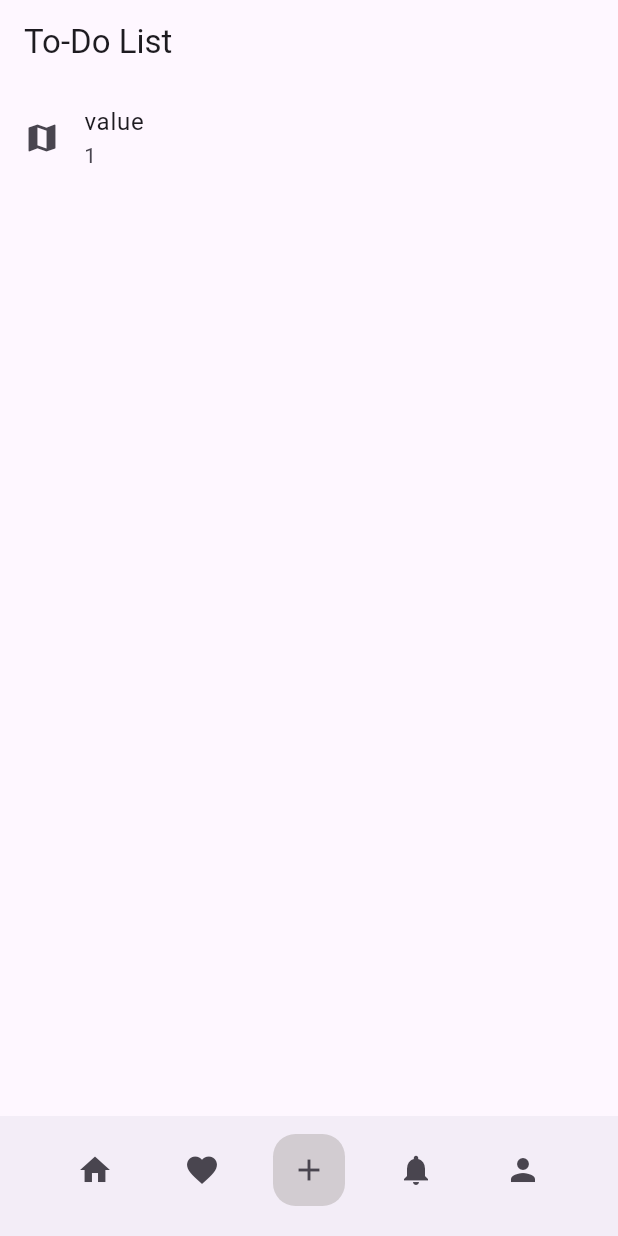
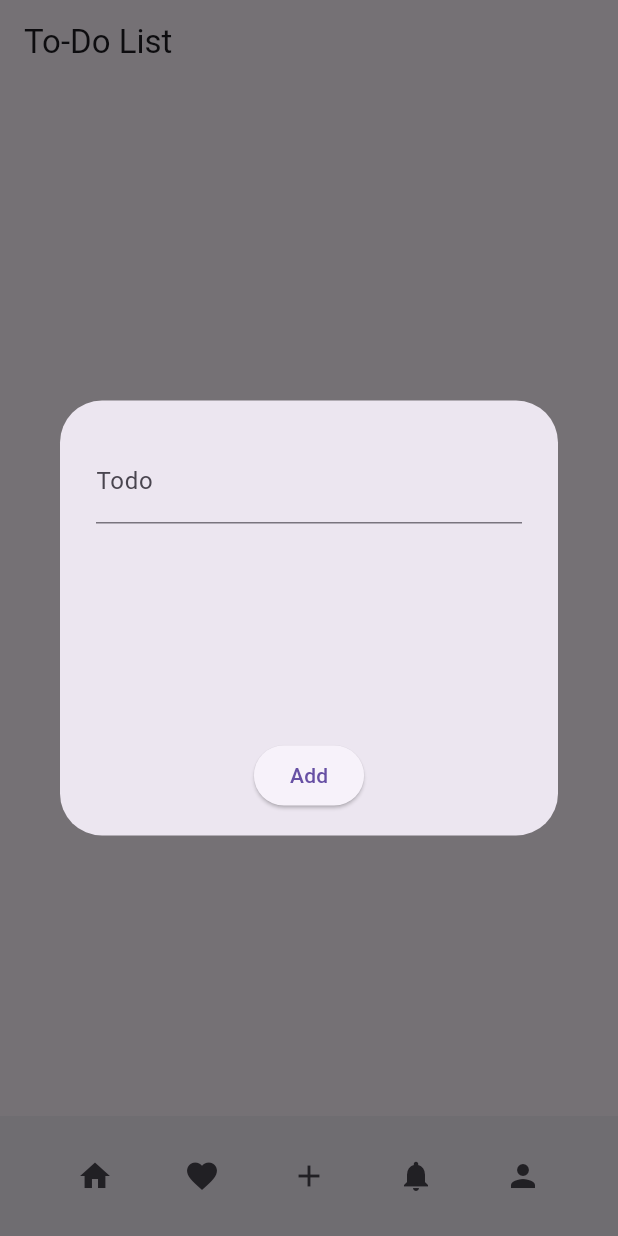
Before and after one commit to cemkesici/todolist, a Flutter app: the screen it shows after launch, item 3 of the bottom bar chosen, on a phone screen of 412 x 824 dp. Run offline on Flutter 3.47's test engine with Material 3 defaults, Android fonts, the phone set to English and light mode, and no system bars; our stand-ins replace fluttertoast.

Commit message:
Add page is done

```diff
--- a/lib/main.dart
+++ b/lib/main.dart
@@ -1,7 +1,21 @@
 import 'package:flutter/material.dart';
+import 'package:todolist/todoadd_page.dart';
 
 void main() {
-  runApp(const MainApp());
+  runApp(const MyApp());
+}
+
+class MyApp extends StatelessWidget {
+  const MyApp({super.key});
+
+  @override
+  Widget build(BuildContext context) {
+    return const MaterialApp(
+      debugShowCheckedModeBanner: false,
+      title: 'Flutter Demo',
+      home: MainApp(),
+    );
+  }
 }
 
 class MainApp extends StatefulWidget {
@@ -14,14 +28,9 @@ class MainApp extends StatefulWidget {
 class _MainAppState extends State<MainApp> {
   List<String> items = [];
 
-  MainApp myApp = const MainApp();
-
   @override
   Widget build(BuildContext context) {
-    return MaterialApp(
-      debugShowCheckedModeBanner: false,
-      title: 'To-Do List',
-      home: Scaffold(
+    return Scaffold(
       appBar: AppBar(
         title: const Text('To-Do List'),
       ),
@@ -36,11 +45,9 @@ class _MainAppState extends State<MainApp> {
         },
       ),
       bottomNavigationBar: BottomAppBar(
-          child: Stack(
-            children: [
-              Row(
+        child: Row(
           mainAxisAlignment: MainAxisAlignment.spaceEvenly,
-                children: [
+          children: <Widget>[
             IconButton(
               icon: const Icon(Icons.home),
               onPressed: () {},
@@ -49,19 +56,25 @@ class _MainAppState extends State<MainApp> {
               icon: const Icon(Icons.favorite),
               onPressed: () {},
             ),
-                  Container(
-                    decoration: const BoxDecoration(
-                      color: Color.fromARGB(57, 94, 89, 76),
-                      borderRadius: BorderRadius.all(Radius.circular(15)),
+            IconButton(
+              icon: const Icon(Icons.add),
+              onPressed: () async {
+                final result = await showDialog<String>(
+                  context: context,
+                  builder: (BuildContext context) => const AlertDialog(
+                    content: SizedBox(
+                      width: 450,
+                      height: 250,
+                      child: TodoPage(),
                     ),
-                    child: IconButton(
-                      icon: const Icon(Icons.add),
-                      onPressed: () {
+                  ),
+                );
+                if (result != null && result != 'Cancel') {
                   setState(() {
-                          (items.add("value"));
+                    items.add(result);
                   });
+                }
               },
-                    ),
             ),
             IconButton(
               icon: const Icon(Icons.notifications),
@@ -73,9 +86,6 @@ class _MainAppState extends State<MainApp> {
             ),
           ],
         ),
-            ],
-          ),
-        ),
       ),
     );
   }
--- /dev/null
+++ b/lib/todoadd_page.dart
@@ -0,0 +1,65 @@
+import 'package:flutter/material.dart';
+import 'package:fluttertoast/fluttertoast.dart';
+
+class TodoPage extends StatefulWidget {
+  const TodoPage({super.key});
+
+  @override
+  // ignore: library_private_types_in_public_api
+  _TodoPageState createState() => _TodoPageState();
+}
+
+class _TodoPageState extends State<TodoPage> {
+  final TextEditingController _controller = TextEditingController();
+  @override
+  Widget build(BuildContext context) {
+    return Scaffold(
+      backgroundColor: const Color.fromARGB(0, 255, 193, 7),
+      body: Column(
+        children: [
+          Column(
+            crossAxisAlignment: CrossAxisAlignment.center,
+            children: [
+              const SizedBox(height: 10.0),
+             Container(
+                height: 190.0, // limit height
+                child: TextField(
+                  controller: _controller,
+                  maxLines: null,
+                  scrollPhysics: BouncingScrollPhysics(),
+                  decoration: const InputDecoration(
+                    labelText: 'Todo',
+                  ),
+                ),
+              ),
+              const SizedBox(height: 10.0),
+              ElevatedButton(
+                onPressed: () {
+                  if (_controller.text.isNotEmpty) {
+                    Navigator.pop(context, _controller.text);
+                    Fluttertoast.showToast(
+                        msg: "Todo added",
+                        toastLength: Toast.LENGTH_LONG,
+                        gravity: ToastGravity.CENTER,
+                        backgroundColor: Colors.grey,
+                        textColor: Colors.white,
+                        fontSize: 16.0);
+                  } else {
+                    Fluttertoast.showToast(
+                        msg: "Todo not added",
+                        toastLength: Toast.LENGTH_LONG,
+                        gravity: ToastGravity.CENTER,
+                        backgroundColor: Colors.grey,
+                        textColor: Colors.white,
+                        fontSize: 16.0);
+                  }
+                },
+                child: const Text('Add'),
+              ),
+            ],
+          ),
+        ],
+      ),
+    );
+  }
+}
--- a/pubspec.yaml
+++ b/pubspec.yaml
@@ -9,6 +9,7 @@ environment:
 dependencies:
   flutter:
     sdk: flutter
+  fluttertoast: ^8.0.7
 
 dev_dependencies:
   flutter_test:
```
Also changed, not shown: pubspec.lock. Lines whose indentation alone changed are shown as unchanged.
